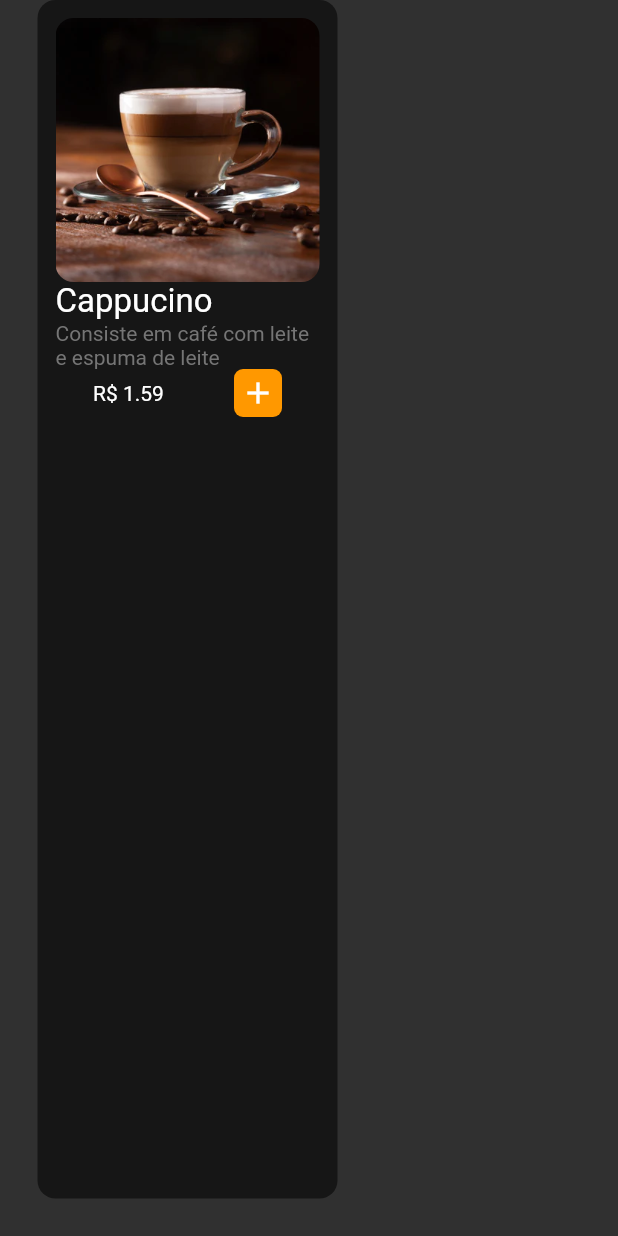
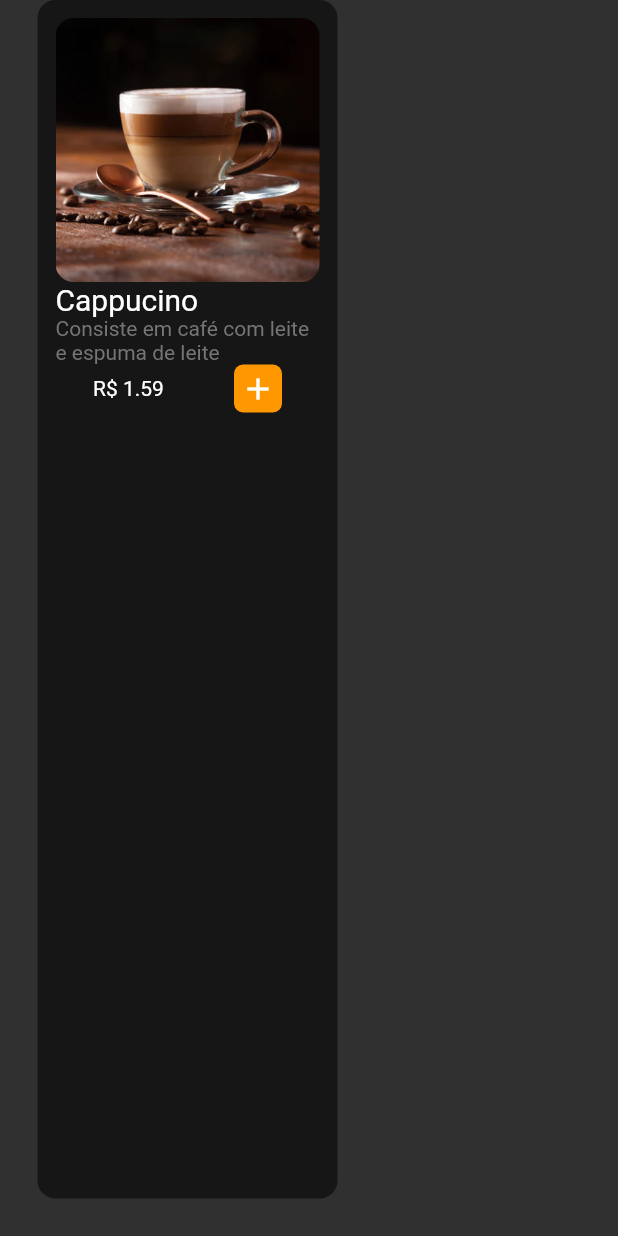
Before and after one commit to jauumgod/coffee_search_app, a Flutter app: the CofeeTile widget shown alone on an empty page, opened directly, on a phone screen of 412 x 824 dp. Run offline on Flutter 3.47's test engine with Material 2 defaults, Android fonts, the phone set to English and light mode, and no system bars; our stand-ins replace google_fonts.

Commit message:
more update

```diff
--- a/lib/src/utils/coffee_tile.dart
+++ b/lib/src/utils/coffee_tile.dart
@@ -35,7 +35,7 @@ class CofeeTile extends StatelessWidget {
             //coffe name
             Text(
               nameItem,
-              style: const TextStyle(fontSize: 22),
+              style: const TextStyle(fontSize: 20),
             ),
             Text(descricao, style: TextStyle(color: Colors.grey[600])),
             //purchase
```
